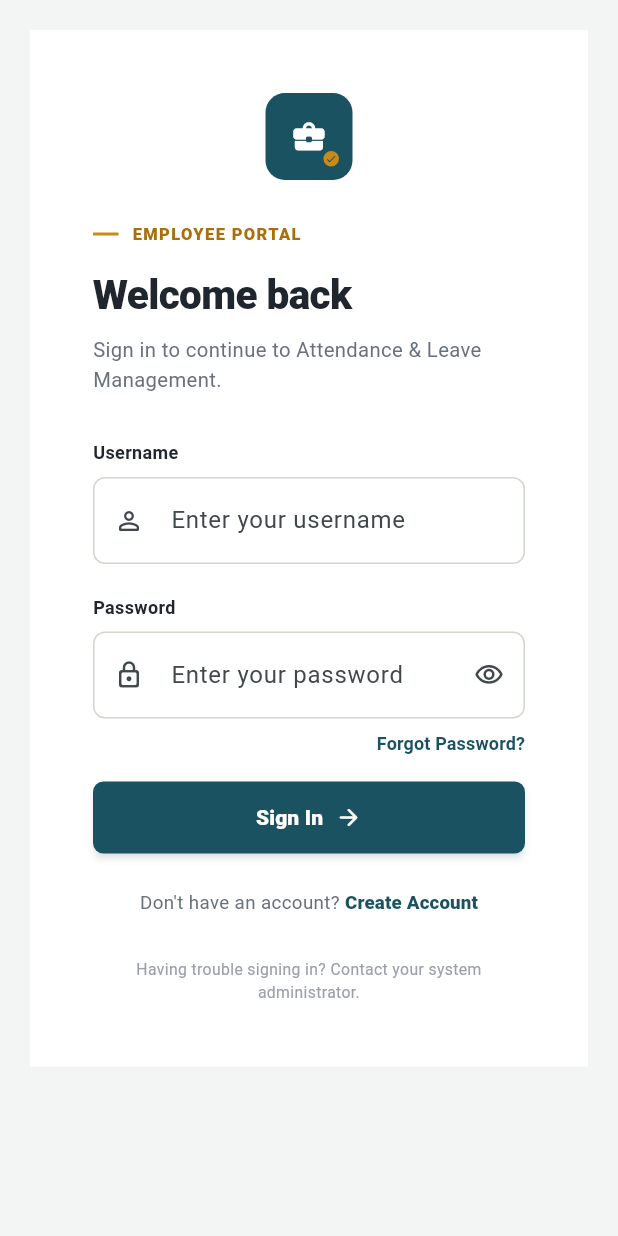
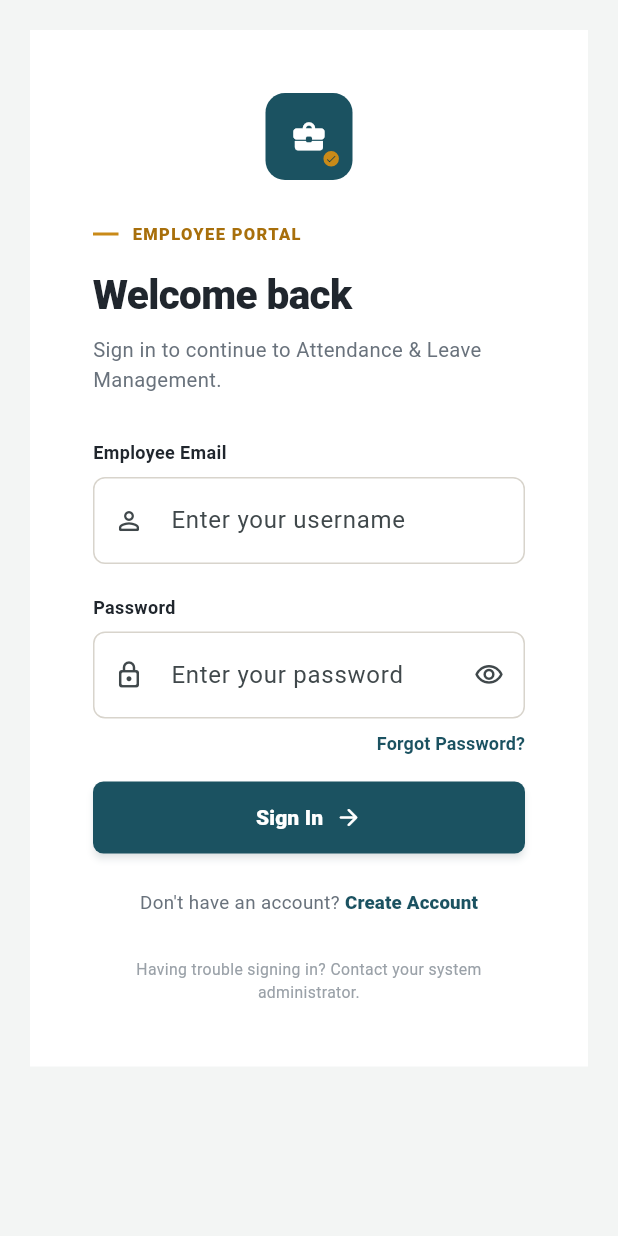
Before and after one commit to khev24/finals_lab_1, a Flutter app: the screen it shows after launch, on a phone screen of 412 x 824 dp. Run offline on Flutter 3.47's test engine with Material 3 defaults, Android fonts, the phone set to English and light mode, and no system bars.

Commit message:
Change form label from 'Username' to 'Employee Email'

```diff
--- a/lib/main.dart
+++ b/lib/main.dart
@@ -619,7 +619,7 @@ class _LoginForm extends StatelessWidget {
               const SizedBox(height: 30),
 
               const _FormLabel(
-                text: 'Username',
+                text: 'Employee Email',
               ),
 
               const SizedBox(height: 8),
```
